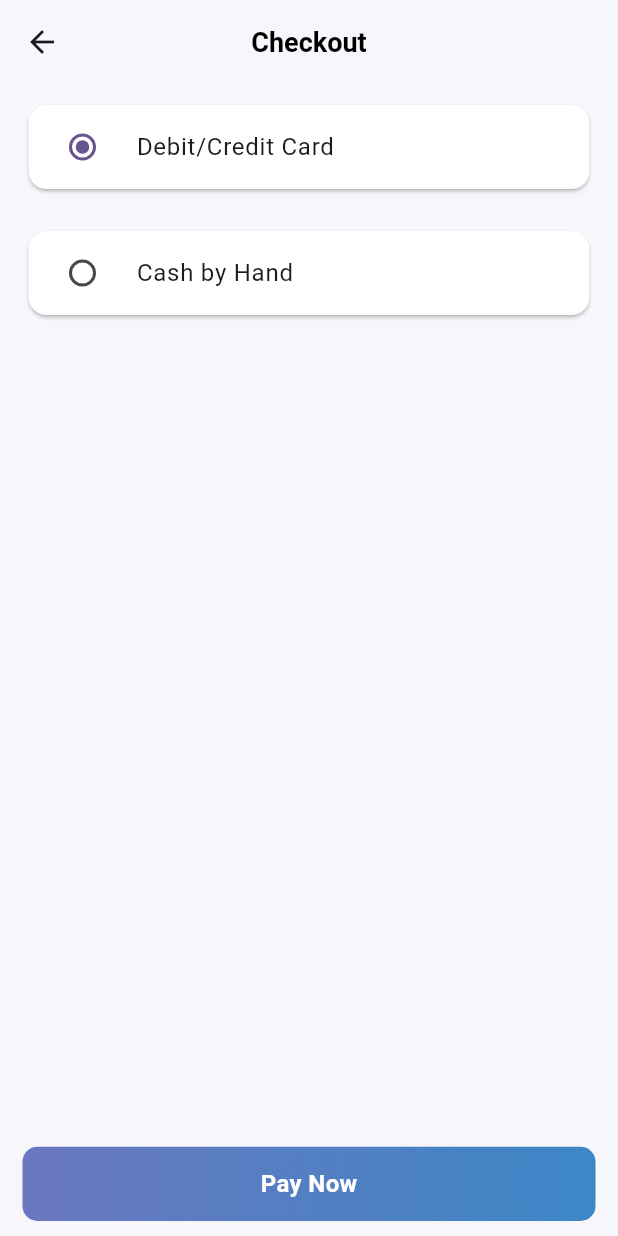
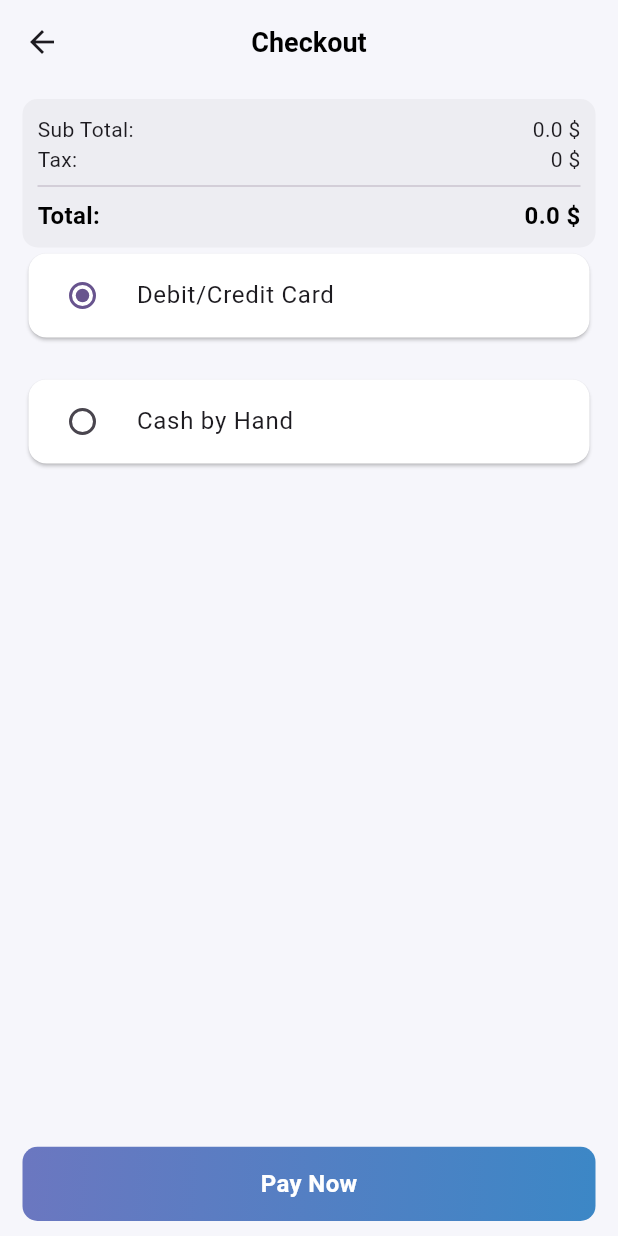
Before and after one commit to ihsankhan-752/Carvana, a Flutter app: the CheckOutView screen opened directly with empty values, on a phone screen of 412 x 824 dp. Run offline on Flutter 3.47's test engine with Material 3 defaults, Android fonts, the phone set to English and light mode, and no system bars; our stand-ins replace cached_network_image, cloud_firestore, firebase_auth, firebase_core, firebase_storage, fluttertoast and 7 more; accounts and stored records are empty; network calls fail.

Commit message:
Check Out View Updated

```diff
--- a/lib/models/booking/booking_model.dart
+++ b/lib/models/booking/booking_model.dart
@@ -10,6 +10,7 @@ class BookingModel {
   String pickUpTime;
   String returnTime;
   String paymentType;
+  String bookingStatus;
 
   BookingModel({
     required this.userId,
@@ -21,6 +22,7 @@ class BookingModel {
     required this.pickUpTime,
     required this.returnTime,
     required this.paymentType,
+    required this.bookingStatus,
   });
 
   Map<String, dynamic> toMap() {
@@ -34,6 +36,7 @@ class BookingModel {
       'pickUpTime': pickUpTime,
       'returnTime': returnTime,
       'paymentType': paymentType,
+      'bookingStatus': bookingStatus,
     };
   }
 
@@ -48,6 +51,7 @@ class BookingModel {
       pickUpTime: map['pickUpTime'] as String,
       returnTime: map['returnTime'] as String,
       paymentType: map['paymentType'] as String,
+      bookingStatus: map['bookingStatus'] as String,
     );
   }
 }
--- a/lib/view/navbar/home/booking/widgets/return_time_widget.dart
+++ b/lib/view/navbar/home/booking/widgets/return_time_widget.dart
@@ -29,7 +29,7 @@ class _ReturnTimeWidgetState extends State<ReturnTimeWidget> {
           padding: const EdgeInsets.symmetric(horizontal: 10),
           child: GestureDetector(
             onTap: () {
-              bookingController.selectPickUpTime(context);
+              bookingController.selectReturnTime(context);
             },
             child: Row(
               children: [
--- a/lib/view/navbar/home/check_out/check_out_view.dart
+++ b/lib/view/navbar/home/check_out/check_out_view.dart
@@ -7,7 +7,8 @@ import '../../../../res/text_styles/app_text_styles.dart';
 
 class CheckOutView extends StatefulWidget {
   final String bookingId;
-  const CheckOutView({super.key, required this.bookingId});
+  final double totalPrice;
+  const CheckOutView({super.key, required this.bookingId, required this.totalPrice});
 
   @override
   State<CheckOutView> createState() => _CheckOutViewState();
@@ -27,6 +28,42 @@ class _CheckOutViewState extends State<CheckOutView> {
         padding: const EdgeInsets.symmetric(horizontal: 15, vertical: 10),
         child: Column(
           children: [
+            Container(
+              width: Get.width,
+              decoration: BoxDecoration(
+                color: AppColors.primaryGrey.withOpacity(0.1),
+                borderRadius: BorderRadius.circular(10),
+              ),
+              child: Padding(
+                padding: const EdgeInsets.symmetric(horizontal: 10, vertical: 10),
+                child: Column(
+                  children: [
+                    Row(
+                      mainAxisAlignment: MainAxisAlignment.spaceBetween,
+                      children: [
+                        Text("Sub Total:"),
+                        Text(widget.totalPrice.toStringAsFixed(1) + " \$"),
+                      ],
+                    ),
+                    Row(
+                      mainAxisAlignment: MainAxisAlignment.spaceBetween,
+                      children: [
+                        Text("Tax:"),
+                        Text("0 \$"),
+                      ],
+                    ),
+                    Divider(),
+                    Row(
+                      mainAxisAlignment: MainAxisAlignment.spaceBetween,
+                      children: [
+                        Text("Total:", style: AppTextStyles.h1Bold),
+                        Text(widget.totalPrice.toStringAsFixed(1) + " \$", style: AppTextStyles.h1Bold),
+                      ],
+                    ),
+                  ],
+                ),
+              ),
+            ),
             Card(
               color: AppColors.primaryWhite,
               child: RadioListTile(
--- a/lib/view_model/controllers/booking/booking_view_controller.dart
+++ b/lib/view_model/controllers/booking/booking_view_controller.dart
@@ -48,10 +48,10 @@ class BookingViewController extends GetxController {
             pickUpTime: pickUpTime,
             returnTime: returnTime,
             paymentType: "",
-        );
+            bookingStatus: "Pending");
         await bookingRepository.addBooking(bookingModel, bookingId);
 
-        Get.to(() => CheckOutView(bookingId: bookingId));
+        Get.to(() => CheckOutView(bookingId: bookingId, totalPrice: totalPrice));
       } catch (error) {
         Utils.toastMessage("Failed to add booking. Please try again later.");
       } finally {
```
Also changed, not shown: lib/view/navbar/home/booking/booking_view.dart (+16 -5 lines). Lines whose indentation alone changed are shown as unchanged.
